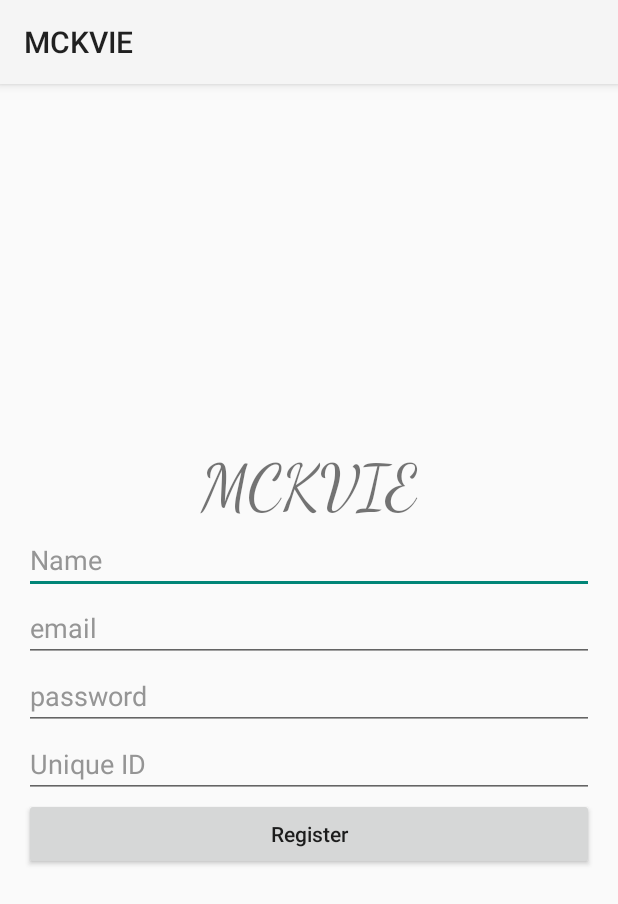
After one commit to Nirvik663/MCKVIE-APP, an Android app: the RegisterActivity screen opened directly, with no data from a screen before it, on a phone screen of 412 x 824 dp. The commit adds this screen. Shown: the top 904 px of the screen. Run offline under Robolectric (Android 15) with nearby library versions, the phone set to English and light mode, and no system bars; our stand-ins replace Firebase (no records; nobody signed in at launch, a user with empty details on screens opened directly).

Commit message:
Register Activity Added + Minor fixes

```diff
--- a/app/src/main/AndroidManifest.xml
+++ b/app/src/main/AndroidManifest.xml
@@ -30,7 +30,7 @@
             </intent-filter>
         </activity>
         <activity
-            android:name=".MainActivity"
+            android:name=".LoginActivity"
             android:screenOrientation="portrait" />
         <activity
             android:name=".HomeActivity"
@@ -50,6 +50,7 @@
         <activity
             android:name=".test"
             android:screenOrientation="sensorLandscape" />
+        <activity android:name=".RegisterActivity"/>
         <activity
             android:name=".MoreActivity"
             android:parentActivityName=".HomeActivity"
--- /dev/null
+++ b/app/src/main/java/com/techclub/mckvie/RegisterActivity.java
@@ -0,0 +1,143 @@
+package com.techclub.mckvie;
+
+import android.support.annotation.NonNull;
+import android.support.v7.app.AppCompatActivity;
+import android.os.Bundle;
+import android.util.Patterns;
+import android.view.View;
+import android.widget.EditText;
+import android.widget.ProgressBar;
+import android.widget.Toast;
+
+import com.google.android.gms.tasks.OnCompleteListener;
+import com.google.android.gms.tasks.Task;
+import com.google.firebase.auth.AuthResult;
+import com.google.firebase.auth.FirebaseAuth;
+import com.google.firebase.database.FirebaseDatabase;
+
+public class RegisterActivity extends AppCompatActivity implements View.OnClickListener {
+
+    private EditText editTextName, editTextEmail, editTextPassword, editTextId;
+    private ProgressBar progressBar;
+
+    private FirebaseAuth mAuth;
+
+    @Override
+    protected void onCreate(Bundle savedInstanceState) {
+        super.onCreate(savedInstanceState);
+        setContentView(R.layout.activity_register);
+
+        editTextName = findViewById(R.id.edit_text_name);
+        editTextEmail = findViewById(R.id.edit_text_email);
+        editTextPassword = findViewById(R.id.edit_text_password);
+        editTextId = findViewById(R.id.edit_text_id);
+        progressBar = findViewById(R.id.progressbar);
+        progressBar.setVisibility(View.GONE);
+
+        mAuth = FirebaseAuth.getInstance();
+
+        findViewById(R.id.button_register).setOnClickListener(this);
+    }
+
+    @Override
+    protected void onStart() {
+        super.onStart();
+
+        if (mAuth.getCurrentUser() != null) {
+            //handle the already login user
+        }
+    }
+
+    private void registerUser() {
+        final String name = editTextName.getText().toString().trim();
+        final String email = editTextEmail.getText().toString().trim();
+        String password = editTextPassword.getText().toString().trim();
+        final String id = editTextId.getText().toString().trim();
+
+        if (name.isEmpty()) {
+            editTextName.setError(getString(R.string.input_error_name));
+            editTextName.requestFocus();
+            return;
+        }
+
+        if (email.isEmpty()) {
+            editTextEmail.setError(getString(R.string.input_error_email));
+            editTextEmail.requestFocus();
+            return;
+        }
+
+        if (!Patterns.EMAIL_ADDRESS.matcher(email).matches()) {
+            editTextEmail.setError(getString(R.string.input_error_email_invalid));
+            editTextEmail.requestFocus();
+            return;
+        }
+
+        if (password.isEmpty()) {
+            editTextPassword.setError(getString(R.string.input_error_password));
+            editTextPassword.requestFocus();
+            return;
+        }
+
+        if (password.length() < 6) {
+            editTextPassword.setError(getString(R.string.input_error_password_length));
+            editTextPassword.requestFocus();
+            return;
+        }
+
+        if (id.isEmpty()) {
+            editTextId.setError(getString(R.string.input_error_phone));
+            editTextId.requestFocus();
+            return;
+        }
+
+        if (id.length() != 6) {
+            editTextId.setError(getString(R.string.input_error_phone_invalid));
+            editTextId.requestFocus();
+            return;
+        }
+
+
+        progressBar.setVisibility(View.VISIBLE);
+        mAuth.createUserWithEmailAndPassword(email, password)
+                .addOnCompleteListener(new OnCompleteListener<AuthResult>() {
+                    @Override
+                    public void onComplete(@NonNull Task<AuthResult> task) {
+
+                        if (task.isSuccessful()) {
+
+                            User user = new User(
+                                    name,
+                                    email,
+                                    id
+                            );
+
+                            FirebaseDatabase.getInstance().getReference("Users")
+                                    .child(FirebaseAuth.getInstance().getCurrentUser().getUid())
+                                    .setValue(user).addOnCompleteListener(new OnCompleteListener<Void>() {
+                                @Override
+                                public void onComplete(@NonNull Task<Void> task) {
+                                    progressBar.setVisibility(View.GONE);
+                                    if (task.isSuccessful()) {
+                                        Toast.makeText(RegisterActivity.this, getString(R.string.registration_success), Toast.LENGTH_LONG).show();
+                                    } else {
+                                        //display a failure message
+                                    }
+                                }
+                            });
+
+                        } else {
+                            Toast.makeText(RegisterActivity.this, task.getException().getMessage(), Toast.LENGTH_LONG).show();
+                        }
+                    }
+                });
+    }
+
+    @Override
+    public void onClick(View v) {
+        switch (v.getId()) {
+            case R.id.button_register:
+                registerUser();
+                break;
+        }
+    }
+}
--- a/app/src/main/res/layout/activity_home.xml
+++ b/app/src/main/res/layout/activity_home.xml
@@ -363,7 +363,7 @@
     <android.support.design.widget.NavigationView
         android:id="@+id/nav_view"
         android:layout_width="wrap_content"
-        android:layout_height="wrap_content"
+        android:layout_height="match_parent"
         android:layout_below="@id/toolbar"
         android:layout_gravity="start"
         android:background="#ffffff"
--- /dev/null
+++ b/app/src/main/res/layout/activity_register.xml
@@ -0,0 +1,84 @@
+<?xml version="1.0" encoding="utf-8"?>
+<RelativeLayout xmlns:android="http://schemas.android.com/apk/res/android"
+    xmlns:app="http://schemas.android.com/apk/res-auto"
+    xmlns:tools="http://schemas.android.com/tools"
+    android:layout_width="match_parent"
+    android:layout_height="match_parent"
+    tools:context="com.techclub.mckvie.RegisterActivity">
+
+    <LinearLayout
+        android:layout_width="match_parent"
+        android:layout_height="wrap_content"
+        android:layout_centerVertical="true"
+        android:orientation="vertical"
+        android:padding="@dimen/default_padding">
+
+        <TextView
+
+            android:layout_width="match_parent"
+            android:layout_height="wrap_content"
+            android:fontFamily="cursive"
+            android:text="@string/app_name"
+            android:textAlignment="center"
+            android:textSize="@dimen/app_name_size" />
+
+        <EditText
+            android:id="@+id/edit_text_name"
+            android:layout_width="match_parent"
+            android:layout_height="wrap_content"
+            android:drawablePadding="@dimen/drawable_padding"
+            android:hint="Name"
+            android:nextFocusDown="@id/edit_text_email"
+            android:textColorHint="@color/colorHint" />
+
+
+        <EditText
+            android:id="@+id/edit_text_email"
+            android:layout_width="match_parent"
+            android:layout_height="wrap_content"
+            android:drawablePadding="@dimen/drawable_padding"
+            android:hint="email"
+            android:inputType="textEmailAddress"
+            android:nextFocusDown="@id/edit_text_password"
+            android:textColorHint="@color/colorHint" />
+
+
+        <EditText
+            android:id="@+id/edit_text_password"
+            android:layout_width="match_parent"
+            android:layout_height="wrap_content"
+            android:drawablePadding="@dimen/drawable_padding"
+            android:hint="password"
+            android:inputType="textPassword"
+            android:nextFocusDown="@id/edit_text_id"
+            android:textColorHint="@color/colorHint" />
+
+        <EditText
+            android:id="@+id/edit_text_id"
+            android:layout_width="match_parent"
+            android:layout_height="wrap_content"
+            android:digits="0123456789"
+            android:drawablePadding="@dimen/drawable_padding"
+            android:hint="Unique ID"
+            android:inputType="numberSigned"
+            android:maxLength="10"
+            android:nextFocusDown="@id/button_register"
+            android:textColorHint="@color/colorHint" />
+
+        <Button
+            android:id="@+id/button_register"
+            android:layout_width="match_parent"
+            android:layout_height="wrap_content"
+            android:text="@string/register"
+            android:textAllCaps="false" />
+
+    </LinearLayout>
+
+    <ProgressBar
+        android:id="@+id/progressbar"
+        android:layout_width="wrap_content"
+        android:layout_height="wrap_content"
+        android:layout_centerHorizontal="true"
+        android:layout_centerVertical="true" />
+
+</RelativeLayout>
--- a/app/src/main/res/layout/events.xml
+++ b/app/src/main/res/layout/events.xml
@@ -3,7 +3,7 @@
     xmlns:tools="http://schemas.android.com/tools"
     android:layout_width="match_parent"
     android:layout_height="match_parent"
-    tools:context="com.techclub.mckvie.notices">
+    tools:context="com.techclub.mckvie.events">
 
     <LinearLayout
         android:layout_width="match_parent"
--- a/app/src/main/res/layout/news.xml
+++ b/app/src/main/res/layout/news.xml
@@ -3,7 +3,7 @@
     xmlns:tools="http://schemas.android.com/tools"
     android:layout_width="match_parent"
     android:layout_height="match_parent"
-    tools:context="com.techclub.mckvie.notices">
+    tools:context="com.techclub.mckvie.news">
 
     <LinearLayout
         android:layout_width="match_parent"
--- a/app/src/main/res/values/colors.xml
+++ b/app/src/main/res/values/colors.xml
@@ -4,4 +4,7 @@
     <color name="colorPrimaryDark">#237FEF</color>
     <color name="colorAccent">#E962CC</color>
     <color name="toolbar_color_control_normal">#FFFFFF</color>
+    <color name="colorText">#dddddd</color>
+    <color name="colorHint">#959595</color>
+    <color name="colorButtonTransparent">#be050505</color>
 </resources>
--- a/app/src/main/res/values/dimens.xml
+++ b/app/src/main/res/values/dimens.xml
@@ -5,4 +5,7 @@
     <dimen name="nav_header_vertical_spacing">16dp</dimen>
     <dimen name="nav_header_height">160dp</dimen>
     <dimen name="fab_margin">16dp</dimen>
+    <dimen name="default_padding">16dp</dimen>
+    <dimen name="drawable_padding">5dp</dimen>
+    <dimen name="app_name_size">42sp</dimen>
 </resources>
--- a/app/src/main/res/values/strings.xml
+++ b/app/src/main/res/values/strings.xml
@@ -7,6 +7,20 @@
 
     <string name="action_settings">Settings</string>
 
+    <string name="full_name">full name</string>
+    <string name="email">email</string>
+    <string name="password">password</string>
+    <string name="phone">phone</string>
+    <string name="register">Register</string>
+    <string name="input_error_name">name required</string>
+    <string name="input_error_email">email required</string>
+    <string name="input_error_password">password required</string>
+    <string name="input_error_phone">Unique ID Required</string>
+    <string name="input_error_password_length">password should be atleast 6 characters long</string>
+    <string name="input_error_phone_invalid">enter a valid Unique ID</string>
+    <string name="registration_success">Registered Successfully</string>
+    <string name="input_error_email_invalid">enter a valid email</string>
+
     <string name="anti_ragging">As per directive of the AICTE under National Ragging Prevention Project, all the aspirant candidates along with their parents/guardians are advised to go to the website  www.antiragging.in  or  www.amanmovement.org , fill up and submit the Affidavits online and take a printout of the submitted Affidavits (both student and parent) and submit the same to the Institute Officials while taking their admission in MCKVIE during the admission process. Ragging is neither a ritual nor a custom in campus life. It is a punishable criminal offence. MCKVIE strongly discourages ragging and stringent action is taken against offenders. New students are welcome to join MCKVIE without any fear or apprehension. </string>
 
     <!-- TODO: Remove or change this placeholder text -->
```
Also changed, not shown: app/src/main/java/com/techclub/mckvie/HomeActivity.java (+13 -13 lines), app/src/main/java/com/techclub/mckvie/LoginActivity.java (renamed from app/src/main/java/com/techclub/mckvie/MainActivity.java, +13 -5 lines), app/src/main/java/com/techclub/mckvie/User.java (added, +15 -0 lines), app/src/main/java/com/techclub/mckvie/events.java (+14 -6 lines), app/src/main/java/com/techclub/mckvie/news.java (+14 -6 lines), app/src/main/java/com/techclub/mckvie/notices.java (+10 -0 lines), app/src/main/res/layout/activity_login.xml (renamed from app/src/main/res/layout/activity_main.xml, +26 -13 lines).
